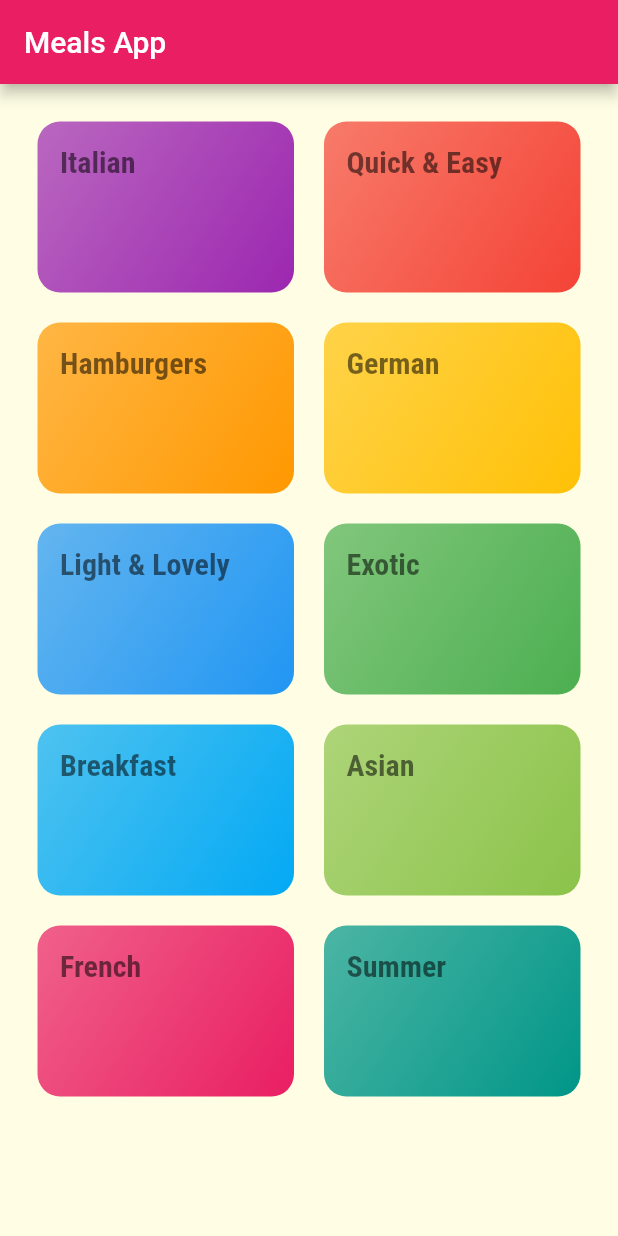
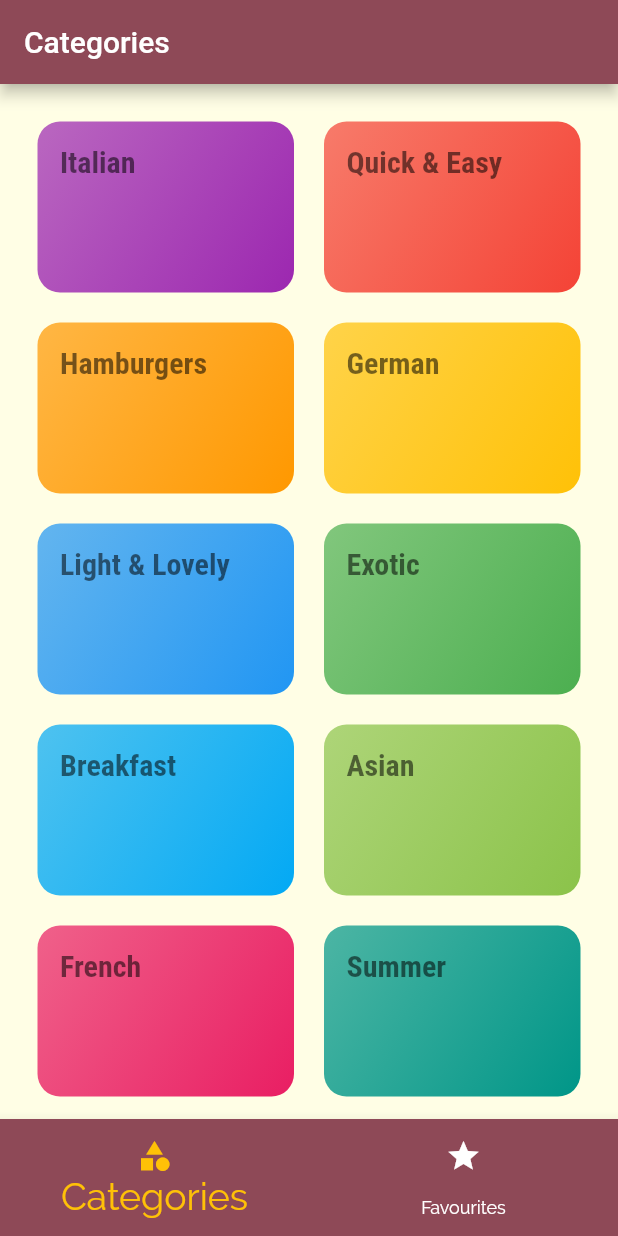
Before and after one commit to aqasim23/prac_meals, a Flutter app: the screen it shows after launch, on a phone screen of 412 x 824 dp. Run offline on Flutter 3.47's test engine with Material 2 defaults, Android fonts, the phone set to English and light mode, and no system bars.

Commit message:
navigation and meals screen

```diff
--- a/lib/categories_screen.dart
+++ /dev/null
@@ -1,31 +0,0 @@
-import 'package:flutter/material.dart';
-import 'package:flutter_complete_guide/category_item.dart';
-
-import './dummy_data.dart';
-
-class Categories_screen extends StatelessWidget {
-  @override
-  Widget build(BuildContext context) {
-    return Scaffold(
-      appBar: AppBar(
-        title: const Text('Meals App'),
-      ),
-      body: GridView(
-        padding: const EdgeInsets.all(25),
-        children: DUMMY_CATEGORIES
-            .map((catData) => Category_item(
-                  catData.id,
-                  catData.title,
-                  catData.color,
-                ))
-            .toList(),
-        gridDelegate: SliverGridDelegateWithMaxCrossAxisExtent(
-          maxCrossAxisExtent: 200,
-          childAspectRatio: 3 / 2,
-          crossAxisSpacing: 20,
-          mainAxisSpacing: 20,
-        ),
-      ),
-    );
-  }
-}
--- a/lib/main.dart
+++ b/lib/main.dart
@@ -1,7 +1,9 @@
 import 'package:flutter/material.dart';
 
-import './category_meals_screen.dart';
-import './categories_screen.dart';
+import './screens/tabs_screen.dart';
+import './screens/meals_details_screen.dart';
+import './screens/category_meals_screen.dart';
+import './screens/categories_screen.dart';
 
 void main() => runApp(MyApp());
 
@@ -11,8 +13,13 @@ class MyApp extends StatelessWidget {
     return MaterialApp(
       title: 'DeliMeals',
       theme: ThemeData(
-        primarySwatch: Colors.pink,
-        accentColor: Colors.amber,
+        //primarySwatch: Colors.pink,
+        //accentColor: Colors.amber,
+        //colorScheme: ColorScheme.fromSeed(seedColor: Colors.pink),
+        colorScheme: ColorScheme.fromSeed(
+          seedColor: Colors.pink,
+          secondary: Colors.amber,
+        ),
         canvasColor: Color.fromRGBO(255, 254, 229, 1),
         fontFamily: 'Raleway',
         textTheme: ThemeData.light().textTheme.copyWith(
@@ -30,8 +37,16 @@ class MyApp extends StatelessWidget {
       ),
       // home: Categories_screen(),
       routes: {
-        '/': (ctx) => Categories_screen(),
-        CategoryMealsScreen.routeName: (ctx) => CategoryMealsScreen()
+        '/': (ctx) => TabsScreen(),
+        CategoryMealsScreen.routeName: (ctx) => CategoryMealsScreen(),
+        MealDetailScreen.routename: (ctx) => MealDetailScreen(),
+      },
+      onGenerateRoute: (settings) {
+       print(settings.name);
+       return MaterialPageRoute(builder: ((ctx) => Categories_screen()));
+      },
+      onUnknownRoute: (settings) {
+        return MaterialPageRoute(builder: (ctx) => Categories_screen());
       },
     );
   }
--- /dev/null
+++ b/lib/screens/categories_screen.dart
@@ -0,0 +1,26 @@
+import 'package:flutter/material.dart';
+import '../widgets/category_item.dart';
+
+import '../dummy_data.dart';
+
+class Categories_screen extends StatelessWidget {
+  @override
+  Widget build(BuildContext context) {
+    return GridView(
+      padding: const EdgeInsets.all(25),
+      children: DUMMY_CATEGORIES
+          .map((catData) => Category_item(
+                catData.id,
+                catData.title,
+                catData.color,
+              ))
+          .toList(),
+      gridDelegate: SliverGridDelegateWithMaxCrossAxisExtent(
+        maxCrossAxisExtent: 200,
+        childAspectRatio: 3 / 2,
+        crossAxisSpacing: 20,
+        mainAxisSpacing: 20,
+      ),
+    );
+  }
+}
--- /dev/null
+++ b/lib/screens/tabs_screen.dart
@@ -0,0 +1,92 @@
+import 'package:flutter/material.dart';
+
+import '../screens/favourites_screen.dart';
+import '../screens/categories_screen.dart';
+
+class TabsScreen extends StatefulWidget {
+  @override
+  _TabsScreenState createState() => _TabsScreenState();
+}
+
+class _TabsScreenState extends State<TabsScreen> {
+  final List<Map<String, Object>> _pages = [
+    {
+      'page': Categories_screen(),
+      'title': 'Categories',
+    },
+    {
+      'page': FavouritesScreen(),
+      'title': 'Favourites',
+    },
+  ];
+
+  int _selectedPageIndex = 0;
+
+  void _selectPage(int index) {
+    setState(() {
+      _selectedPageIndex = index;
+    });
+  }
+
+  @override
+  Widget build(BuildContext context) {
+    return Scaffold(
+      appBar: AppBar(
+        title: Text( _pages[_selectedPageIndex]['title']),
+      ),
+      body: _pages[_selectedPageIndex]['page'],
+      bottomNavigationBar: BottomNavigationBar(
+        onTap: _selectPage,
+        backgroundColor: Theme.of(context).colorScheme.primary,
+        unselectedItemColor: Colors.white,
+        selectedItemColor: Theme.of(context).colorScheme.secondary,
+        currentIndex: _selectedPageIndex,
+        selectedFontSize: 25,
+        type: BottomNavigationBarType.fixed,
+        items: [
+          BottomNavigationBarItem(
+            backgroundColor: Theme.of(context).colorScheme.primary,
+            icon: Icon(Icons.category),
+            label: 'Categories',
+          ),
+          BottomNavigationBarItem(
+            backgroundColor: Theme.of(context).colorScheme.primary,
+            icon: Icon(Icons.star),
+            label: 'Favourites',
+          ),
+        ],
+      ),
+    );
+
+    // top tab = defaulttabcontroller
+
+    // return DefaultTabController(
+    //   length: 2,
+    //   child: Scaffold(
+    //     appBar: AppBar(
+    //       title: Text('Meals'),
+    //       bottom: TabBar(
+    //         tabs: [
+    //           Tab(
+    //             icon: Icon(
+    //               Icons.category,
+    //             ),
+    //             text: 'Categories',
+    //           ),
+    //           Tab(
+    //             icon: Icon(Icons.star),
+    //             text: 'Favourites',
+    //           ),
+    //         ],
+    //       ),
+    //     ),
+    //     body: TabBarView(
+    //       children: [
+    //         Categories_screen(),
+    //         FavouritesScreen(),
+    //       ],
+    //     ),
+    //   ),
+    // );
+  }
+}
--- a/lib/category_item.dart
+++ b/lib/widgets/category_item.dart
@@ -1,5 +1,5 @@
 import 'package:flutter/material.dart';
-import 'package:flutter_complete_guide/category_meals_screen.dart';
+import '../screens/category_meals_screen.dart';
 
 class Category_item extends StatelessWidget {
   final String id;
```
Also changed, not shown: lib/screens/category_meals_screen.dart (renamed from lib/category_meals_screen.dart, +12 -4 lines), lib/screens/favourites_screen.dart (added, +12 -0 lines), lib/screens/meals_details_screen.dart (added, +93 -0 lines), lib/widgets/meal_item.dart (added, +145 -0 lines), pubspec.lock, 2 other files.
